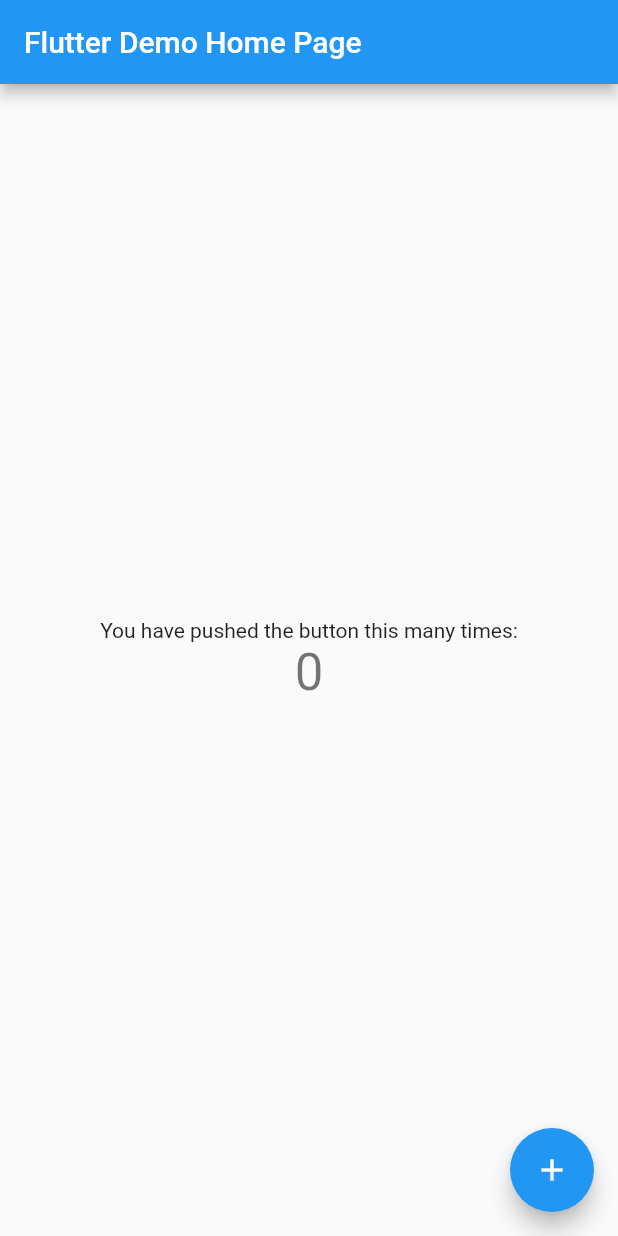
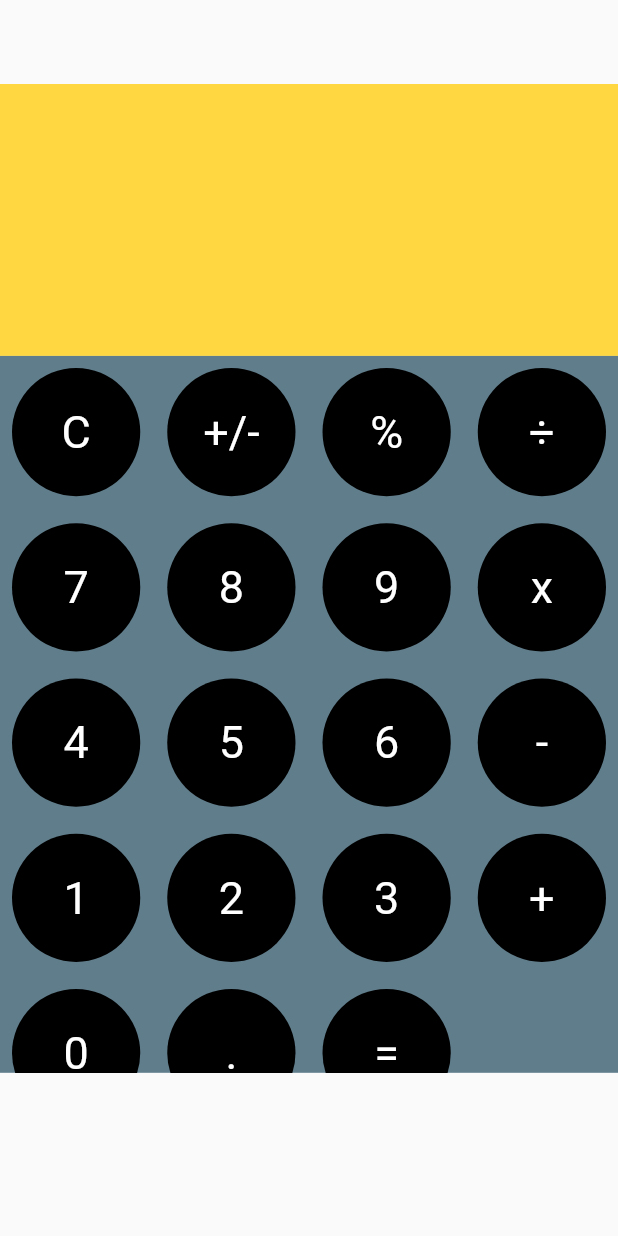
Before and after one commit to NeatKYU/calkulator, a Flutter app: the screen it shows after launch, on a phone screen of 412 x 824 dp. Run offline on Flutter 3.47's test engine with Material 2 defaults, Android fonts, the phone set to English and light mode, and no system bars.

Commit message:
✨ 계산기 기본 틀 구현

```diff
--- a/lib/main.dart
+++ b/lib/main.dart
@@ -1,3 +1,4 @@
+import 'package:calkulator/screens/calculation_screen.dart';
 import 'package:flutter/material.dart';
 
 void main() {
@@ -13,103 +14,9 @@
     return MaterialApp(
       title: 'Flutter Demo',
       theme: ThemeData(
-        // This is the theme of your application.
-        //
-        // Try running your application with "flutter run". You'll see the
-        // application has a blue toolbar. Then, without quitting the app, try
-        // changing the primarySwatch below to Colors.green and then invoke
-        // "hot reload" (press "r" in the console where you ran "flutter run",
-        // or simply save your changes to "hot reload" in a Flutter IDE).
-        // Notice that the counter didn't reset back to zero; the application
-        // is not restarted.
         primarySwatch: Colors.blue,
       ),
-      home: const MyHomePage(title: 'Flutter Demo Home Page'),
+      home: const CalculationScreen(),
     );
   }
 }
-
-class MyHomePage extends StatefulWidget {
-  const MyHomePage({super.key, required this.title});
-
-  // This widget is the home page of your application. It is stateful, meaning
-  // that it has a State object (defined below) that contains fields that affect
-  // how it looks.
-
-  // This class is the configuration for the state. It holds the values (in this
-  // case the title) provided by the parent (in this case the App widget) and
-  // used by the build method of the State. Fields in a Widget subclass are
-  // always marked "final".
-
-  final String title;
-
-  @override
-  State<MyHomePage> createState() => _MyHomePageState();
-}
-
-class _MyHomePageState extends State<MyHomePage> {
-  int _counter = 0;
-
-  void _incrementCounter() {
-    setState(() {
-      // This call to setState tells the Flutter framework that something has
-      // changed in this State, which causes it to rerun the build method below
-      // so that the display can reflect the updated values. If we changed
-      // _counter without calling setState(), then the build method would not be
-      // called again, and so nothing would appear to happen.
-      _counter++;
-    });
-  }
-
-  @override
-  Widget build(BuildContext context) {
-    // This method is rerun every time setState is called, for instance as done
-    // by the _incrementCounter method above.
-    //
-    // The Flutter framework has been optimized to make rerunning build methods
-    // fast, so that you can just rebuild anything that needs updating rather
-    // than having to individually change instances of widgets.
-    return Scaffold(
-      appBar: AppBar(
-        // Here we take the value from the MyHomePage object that was created by
-        // the App.build method, and use it to set our appbar title.
-        title: Text(widget.title),
-      ),
-      body: Center(
-        // Center is a layout widget. It takes a single child and positions it
-        // in the middle of the parent.
-        child: Column(
-          // Column is also a layout widget. It takes a list of children and
-          // arranges them vertically. By default, it sizes itself to fit its
-          // children horizontally, and tries to be as tall as its parent.
-          //
-          // Invoke "debug painting" (press "p" in the console, choose the
-          // "Toggle Debug Paint" action from the Flutter Inspector in Android
-          // Studio, or the "Toggle Debug Paint" command in Visual Studio Code)
-          // to see the wireframe for each widget.
-          //
-          // Column has various properties to control how it sizes itself and
-          // how it positions its children. Here we use mainAxisAlignment to
-          // center the children vertically; the main axis here is the vertical
-          // axis because Columns are vertical (the cross axis would be
-          // horizontal).
-          mainAxisAlignment: MainAxisAlignment.center,
-          children: <Widget>[
-            const Text(
-              'You have pushed the button this many times:',
-            ),
-            Text(
-              '$_counter',
-              style: Theme.of(context).textTheme.headline4,
-            ),
-          ],
-        ),
-      ),
-      floatingActionButton: FloatingActionButton(
-        onPressed: _incrementCounter,
-        tooltip: 'Increment',
-        child: const Icon(Icons.add),
-      ), // This trailing comma makes auto-formatting nicer for build methods.
-    );
-  }
-}
--- /dev/null
+++ b/lib/screens/calculation_screen.dart
@@ -0,0 +1,80 @@
+import 'package:calkulator/widgets/number_button_widget.dart';
+import 'package:flutter/material.dart';
+
+class CalculationScreen extends StatelessWidget {
+  const CalculationScreen({super.key});
+
+  @override
+  Widget build(BuildContext context) {
+    Size _size = MediaQuery.of(context).size;
+    return Scaffold(
+      appBar: AppBar(
+        elevation: 0,
+        backgroundColor: Colors.transparent,
+      ),
+      body: SafeArea(
+        child: Column(
+          children: [
+            Container(
+              width: double.infinity,
+              height: _size.height * 0.22,
+              color: Colors.amberAccent,
+            ),
+            Container(
+              width: double.infinity,
+              height: _size.height * 0.58,
+              color: Colors.blueGrey,
+              child: GridView.count(
+                // 스크롤 막기
+                physics: NeverScrollableScrollPhysics(),
+                mainAxisSpacing: 2,
+                crossAxisSpacing: 2,
+                crossAxisCount: 4,
+                children: _pad(),
+                // children: [
+                //   NumberButtonWidget(
+                //     calNumber: '1',
+                //     fillColor: Colors.black,
+                //   ),
+                // ],
+              ),
+            ),
+          ],
+        ),
+      ),
+    );
+  }
+
+  List<Widget> _pad() {
+    List<String> padStrList = [
+      'C',
+      '+/-',
+      '%',
+      '÷',
+      '7',
+      '8',
+      '9',
+      'x',
+      '4',
+      '5',
+      '6',
+      '-',
+      '1',
+      '2',
+      '3',
+      '+',
+      '0',
+      '.',
+      '='
+    ];
+    return List.generate(
+      padStrList.length,
+      (index) {
+        return NumberButtonWidget(
+          calNumber: padStrList[index],
+          fillColor: Colors.black,
+        );
+      },
+    );
+  }
+}
--- /dev/null
+++ b/lib/widgets/number_button_widget.dart
@@ -0,0 +1,35 @@
+import 'package:flutter/material.dart';
+
+class NumberButtonWidget extends StatelessWidget {
+  final String calNumber;
+  final Color fillColor;
+  const NumberButtonWidget({
+    super.key,
+    required this.calNumber,
+    required this.fillColor,
+  });
+
+  @override
+  Widget build(BuildContext context) {
+    return Padding(
+      padding: const EdgeInsets.all(8),
+      child: Container(
+        decoration: BoxDecoration(
+          color: fillColor,
+          borderRadius: BorderRadius.circular(50),
+        ),
+        width: double.infinity,
+        height: double.infinity,
+        child: Center(
+          child: Text(
+            calNumber,
+            style: TextStyle(
+              color: Colors.white,
+              fontSize: 30,
+            ),
+          ),
+        ),
+      ),
+    );
+  }
+}
```
Also changed, not shown: 2 other files.
